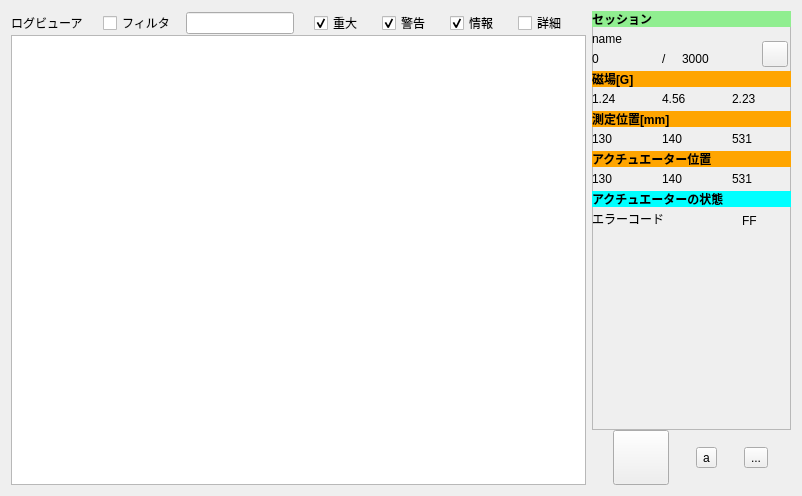
Qt form mainwindow.ui (fr0077/magmeasure) before a commit.
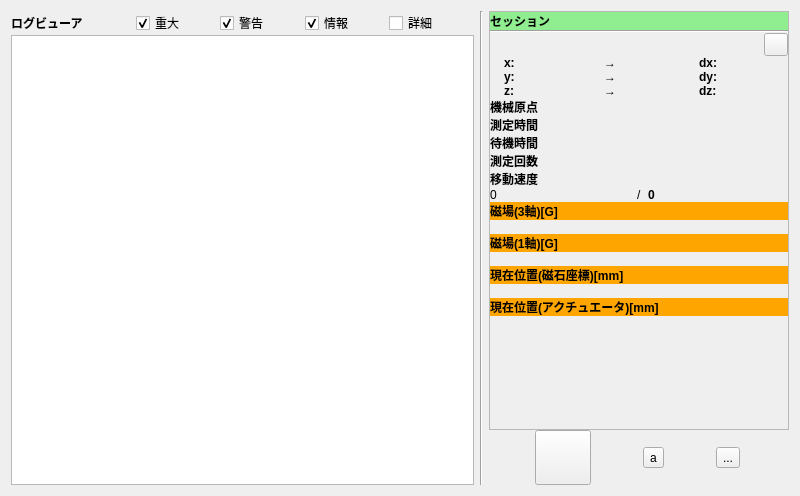
The same form after that commit. Icons and pictures are not drawn.

The edit to the form file:
```diff
--- a/mainwindow.ui
+++ b/mainwindow.ui
@@ -6,26 +6,26 @@
    <rect>
     <x>0</x>
     <y>0</y>
-    <width>802</width>
+    <width>800</width>
     <height>496</height>
    </rect>
   </property>
   <property name="sizePolicy">
-   <sizepolicy hsizetype="Fixed" vsizetype="Fixed">
+   <sizepolicy hsizetype="Minimum" vsizetype="Minimum">
     <horstretch>0</horstretch>
     <verstretch>0</verstretch>
    </sizepolicy>
   </property>
   <property name="minimumSize">
    <size>
-    <width>800</width>
+    <width>0</width>
     <height>400</height>
    </size>
   </property>
   <property name="maximumSize">
    <size>
-    <width>802</width>
-    <height>496</height>
+    <width>2000</width>
+    <height>500</height>
    </size>
   </property>
   <property name="windowTitle">
@@ -60,6 +60,12 @@
             <height>16</height>
            </size>
           </property>
+          <property name="font">
+           <font>
+            <weight>75</weight>
+            <bold>true</bold>
+           </font>
+          </property>
           <property name="text">
            <string>ログビューア</string>
           </property>
@@ -74,60 +80,11 @@
            <enum>Qt::Horizontal</enum>
           </property>
           <property name="sizeType">
-           <enum>QSizePolicy::Maximum</enum>
-          </property>
-          <property name="sizeHint" stdset="0">
-           <size>
-            <width>20</width>
-            <height>0</height>
-           </size>
-          </property>
-         </spacer>
-        </item>
-        <item>
-         <widget class="QCheckBox" name="checkBox">
-          <property name="text">
-           <string>フィルタ</string>
-          </property>
-         </widget>
-        </item>
-        <item>
-         <spacer name="horizontalSpacer_3">
-          <property name="orientation">
-           <enum>Qt::Horizontal</enum>
-          </property>
-          <property name="sizeType">
            <enum>QSizePolicy::Fixed</enum>
           </property>
           <property name="sizeHint" stdset="0">
            <size>
-            <width>10</width>
-            <height>20</height>
-           </size>
-          </property>
-         </spacer>
-        </item>
-        <item>
-         <widget class="QLineEdit" name="lineEdit">
-          <property name="sizePolicy">
-           <sizepolicy hsizetype="Fixed" vsizetype="Fixed">
-            <horstretch>0</horstretch>
-            <verstretch>0</verstretch>
-           </sizepolicy>
-          </property>
-         </widget>
-        </item>
-        <item>
-         <spacer name="horizontalSpacer_2">
-          <property name="orientation">
-           <enum>Qt::Horizontal</enum>
-          </property>
-          <property name="sizeType">
-           <enum>QSizePolicy::Fixed</enum>
-          </property>
-          <property name="sizeHint" stdset="0">
-           <size>
-            <width>20</width>
+            <width>40</width>
             <height>20</height>
            </size>
           </property>
@@ -213,9 +170,15 @@
       </item>
       <item>
        <widget class="QListView" name="list_log">
+        <property name="sizePolicy">
+         <sizepolicy hsizetype="Expanding" vsizetype="Expanding">
+          <horstretch>0</horstretch>
+          <verstretch>0</verstretch>
+         </sizepolicy>
+        </property>
         <property name="maximumSize">
          <size>
-          <width>16777215</width>
+          <width>600</width>
           <height>500</height>
          </size>
         </property>
@@ -223,6 +186,13 @@
       </item>
      </layout>
     </item>
+    <item>
+     <widget class="Line" name="line">
+      <property name="orientation">
+       <enum>Qt::Vertical</enum>
+      </property>
+     </widget>
+    </item>
     <item>
      <layout class="QVBoxLayout" name="verticalLayout_6">
       <property name="spacing">
@@ -231,20 +201,20 @@
       <item>
        <widget class="QFrame" name="frame_3">
         <property name="sizePolicy">
-         <sizepolicy hsizetype="Preferred" vsizetype="MinimumExpanding">
+         <sizepolicy hsizetype="Expanding" vsizetype="MinimumExpanding">
           <horstretch>0</horstretch>
           <verstretch>0</verstretch>
          </sizepolicy>
         </property>
         <property name="minimumSize">
          <size>
-          <width>199</width>
-          <height>0</height>
-         </size>
-        </property>
-        <property name="maximumSize">
-         <size>
           <width>200</width>
+          <height>0</height>
+         </size>
+        </property>
+        <property name="maximumSize">
+         <size>
+          <width>300</width>
           <height>100000</height>
          </size>
         </property>
@@ -254,334 +224,817 @@
         <property name="frameShadow">
          <enum>QFrame::Raised</enum>
         </property>
-        <widget class="QLabel" name="label_magfield">
-         <property name="geometry">
-          <rect>
-           <x>0</x>
-           <y>60</y>
-           <width>201</width>
-           <height>16</height>
-          </rect>
+        <layout class="QVBoxLayout" name="verticalLayout">
+         <property name="spacing">
+          <number>0</number>
          </property>
-         <property name="font">
-          <font>
-           <weight>75</weight>
-           <bold>true</bold>
-          </font>
+         <property name="leftMargin">
+          <number>0</number>
          </property>
-         <property name="autoFillBackground">
-          <bool>false</bool>
+         <property name="topMargin">
+          <number>0</number>
          </property>
-         <property name="styleSheet">
-          <string notr="true">background: orange</string>
+         <property name="rightMargin">
+          <number>0</number>
          </property>
-         <property name="text">
-          <string>磁場[G]</string>
+         <property name="bottomMargin">
+          <number>0</number>
          </property>
-        </widget>
-        <widget class="QLabel" name="mag_x">
-         <property name="geometry">
-          <rect>
-           <x>0</x>
-           <y>80</y>
-           <width>59</width>
-           <height>16</height>
-          </rect>
-         </property>
-         <property name="text">
-          <string>1.24</string>
-         </property>
-        </widget>
-        <widget class="QLabel" name="mag_y">
-         <property name="geometry">
-          <rect>
-           <x>70</x>
-           <y>80</y>
-           <width>59</width>
-           <height>16</height>
-          </rect>
-         </property>
-         <property name="text">
-          <string>4.56</string>
-         </property>
-        </widget>
-        <widget class="QLabel" name="mag_z">
-         <property name="geometry">
-          <rect>
-           <x>140</x>
-           <y>80</y>
-           <width>59</width>
-           <height>16</height>
-          </rect>
-         </property>
-         <property name="text">
-          <string>2.23</string>
-         </property>
-        </widget>
-        <widget class="QLabel" name="label_measure_pos">
-         <property name="geometry">
-          <rect>
-           <x>0</x>
-           <y>100</y>
-           <width>201</width>
-           <height>16</height>
-          </rect>
-         </property>
-         <property name="font">
-          <font>
-           <weight>75</weight>
-           <bold>true</bold>
-          </font>
-         </property>
-         <property name="styleSheet">
-          <string notr="true">background: orange</string>
-         </property>
-         <property name="text">
-          <string>測定位置[mm]</string>
-         </property>
-        </widget>
-        <widget class="QLabel" name="meas_x">
-         <property name="geometry">
-          <rect>
-           <x>0</x>
-           <y>120</y>
-           <width>59</width>
-           <height>16</height>
-          </rect>
-         </property>
-         <property name="text">
-          <string>130</string>
-         </property>
-        </widget>
-        <widget class="QLabel" name="meas_y">
-         <property name="geometry">
-          <rect>
-           <x>70</x>
-           <y>120</y>
-           <width>59</width>
-           <height>16</height>
-          </rect>
-         </property>
-         <property name="text">
-          <string>140</string>
-         </property>
-        </widget>
-        <widget class="QLabel" name="meas_z">
-         <property name="geometry">
-          <rect>
-           <x>140</x>
-           <y>120</y>
-           <width>59</width>
-           <height>16</height>
-          </rect>
-         </property>
-         <property name="text">
-          <string>531</string>
-         </property>
-        </widget>
-        <widget class="QLabel" name="commands_finished">
-         <property name="geometry">
-          <rect>
-           <x>0</x>
-           <y>40</y>
-           <width>59</width>
-           <height>16</height>
-          </rect>
-         </property>
-         <property name="text">
-          <string>0</string>
-         </property>
-        </widget>
-        <widget class="QLabel" name="label_command_slash">
-         <property name="geometry">
-          <rect>
-           <x>70</x>
-           <y>40</y>
-           <width>16</width>
-           <height>16</height>
-          </rect>
-         </property>
-         <property name="text">
-          <string>/</string>
-         </property>
-        </widget>
-        <widget class="QLabel" name="commands_total">
-         <property name="geometry">
-          <rect>
-           <x>90</x>
-           <y>40</y>
-           <width>59</width>
-           <height>16</height>
-          </rect>
-         </property>
-         <property name="text">
-          <string>3000</string>
-         </property>
-        </widget>
-        <widget class="QLabel" name="label_actstatus">
-         <property name="geometry">
-          <rect>
-           <x>0</x>
-           <y>180</y>
-           <width>201</width>
-           <height>16</height>
-          </rect>
-         </property>
-         <property name="font">
-          <font>
-           <weight>75</weight>
-           <bold>true</bold>
-          </font>
-         </property>
-         <property name="styleSheet">
-          <string notr="true">background: cyan</string>
-         </property>
-         <property name="text">
-          <string>アクチュエーターの状態</string>
-         </property>
-        </widget>
-        <widget class="QLabel" name="acterror">
-         <property name="geometry">
-          <rect>
-           <x>150</x>
-           <y>200</y>
-           <width>51</width>
-           <height>20</height>
-          </rect>
-         </property>
-         <property name="text">
-          <string>FF</string>
-         </property>
-        </widget>
-        <widget class="QLabel" name="label_actpos">
-         <property name="geometry">
-          <rect>
-           <x>0</x>
-           <y>140</y>
-           <width>201</width>
-           <height>16</height>
-          </rect>
-         </property>
-         <property name="font">
-          <font>
-           <weight>75</weight>
-           <bold>true</bold>
-          </font>
-         </property>
-         <property name="styleSheet">
-          <string notr="true">background: orange</string>
-         </property>
-         <property name="text">
-          <string>アクチュエーター位置</string>
-         </property>
-        </widget>
-        <widget class="QLabel" name="actpos_x">
-         <property name="geometry">
-          <rect>
-           <x>0</x>
-           <y>160</y>
-           <width>59</width>
-           <height>16</height>
-          </rect>
-         </property>
-         <property name="text">
-          <string>130</string>
-         </property>
-        </widget>
-        <widget class="QLabel" name="actpos_z">
-         <property name="geometry">
-          <rect>
-           <x>140</x>
-           <y>160</y>
-           <width>59</width>
-           <height>16</height>
-          </rect>
-         </property>
-         <property name="text">
-          <string>531</string>
-         </property>
-        </widget>
-        <widget class="QLabel" name="actpos_y">
-         <property name="geometry">
-          <rect>
-           <x>70</x>
-           <y>160</y>
-           <width>59</width>
-           <height>16</height>
-          </rect>
-         </property>
-         <property name="text">
-          <string>140</string>
-         </property>
-        </widget>
-        <widget class="QLabel" name="label_acterror">
-         <property name="geometry">
-          <rect>
-           <x>0</x>
-           <y>200</y>
-           <width>111</width>
-           <height>16</height>
-          </rect>
-         </property>
-         <property name="text">
-          <string>エラーコード</string>
-         </property>
-        </widget>
-        <widget class="QLabel" name="label">
-         <property name="geometry">
-          <rect>
-           <x>0</x>
-           <y>0</y>
-           <width>201</width>
-           <height>16</height>
-          </rect>
-         </property>
-         <property name="font">
-          <font>
-           <weight>75</weight>
-           <bold>true</bold>
-          </font>
-         </property>
-         <property name="styleSheet">
-          <string notr="true">background: lightgreen</string>
-         </property>
-         <property name="text">
-          <string>セッション</string>
-         </property>
-        </widget>
-        <widget class="QLabel" name="session_name">
-         <property name="geometry">
-          <rect>
-           <x>0</x>
-           <y>20</y>
-           <width>201</width>
-           <height>16</height>
-          </rect>
-         </property>
-         <property name="text">
-          <string>name</string>
-         </property>
-        </widget>
-        <widget class="QToolButton" name="button_session_create">
-         <property name="geometry">
-          <rect>
-           <x>170</x>
-           <y>30</y>
-           <width>26</width>
-           <height>26</height>
-          </rect>
-         </property>
-         <property name="toolTip">
-          <string>セッションを新規作成</string>
-         </property>
-         <property name="text">
-          <string/>
-         </property>
-         <property name="icon">
-          <iconset resource="magmeasure-resources.qrc">
-           <normaloff>:/icons/plus.png</normaloff>:/icons/plus.png</iconset>
-         </property>
-        </widget>
+         <item>
+          <widget class="QLabel" name="label">
+           <property name="sizePolicy">
+            <sizepolicy hsizetype="Expanding" vsizetype="Preferred">
+             <horstretch>0</horstretch>
+             <verstretch>0</verstretch>
+            </sizepolicy>
+           </property>
+           <property name="minimumSize">
+            <size>
+             <width>0</width>
+             <height>0</height>
+            </size>
+           </property>
+           <property name="font">
+            <font>
+             <weight>75</weight>
+             <bold>true</bold>
+            </font>
+           </property>
+           <property name="styleSheet">
+            <string notr="true">background: lightgreen</string>
+           </property>
+           <property name="text">
+            <string>セッション</string>
+           </property>
+          </widget>
+         </item>
+         <item>
+          <widget class="Line" name="line_2">
+           <property name="orientation">
+            <enum>Qt::Horizontal</enum>
+           </property>
+          </widget>
+         </item>
+         <item>
+          <layout class="QHBoxLayout" name="horizontalLayout_2">
+           <item>
+            <widget class="QLabel" name="session_name">
+             <property name="sizePolicy">
+              <sizepolicy hsizetype="Expanding" vsizetype="Preferred">
+               <horstretch>0</horstretch>
+               <verstretch>0</verstretch>
+              </sizepolicy>
+             </property>
+             <property name="maximumSize">
+              <size>
+               <width>1600</width>
+               <height>16777215</height>
+              </size>
+             </property>
+             <property name="font">
+              <font>
+               <weight>75</weight>
+               <bold>true</bold>
+              </font>
+             </property>
+             <property name="text">
+              <string/>
+             </property>
+            </widget>
+           </item>
+           <item>
+            <widget class="QLabel" name="session_status">
+             <property name="minimumSize">
+              <size>
+               <width>45</width>
+               <height>0</height>
+              </size>
+             </property>
+             <property name="maximumSize">
+              <size>
+               <width>45</width>
+               <height>16777215</height>
+              </size>
+             </property>
+             <property name="font">
+              <font>
+               <weight>75</weight>
+               <bold>true</bold>
+              </font>
+             </property>
+             <property name="text">
+              <string/>
+             </property>
+             <property name="alignment">
+              <set>Qt::AlignCenter</set>
+             </property>
+            </widget>
+           </item>
+           <item>
+            <widget class="QToolButton" name="button_session_create">
+             <property name="toolTip">
+              <string>セッションを新規作成</string>
+             </property>
+             <property name="text">
+              <string/>
+             </property>
+             <property name="icon">
+              <iconset resource="magmeasure-resources.qrc">
+               <normaloff>:/icons/plus.png</normaloff>:/icons/plus.png</iconset>
+             </property>
+            </widget>
+           </item>
+          </layout>
+         </item>
+         <item>
+          <layout class="QHBoxLayout" name="horizontalLayout_10">
+           <item>
+            <widget class="QLabel" name="label_2">
+             <property name="maximumSize">
+              <size>
+               <width>20</width>
+               <height>16777215</height>
+              </size>
+             </property>
+             <property name="font">
+              <font>
+               <weight>75</weight>
+               <bold>true</bold>
+              </font>
+             </property>
+             <property name="text">
+              <string>x:</string>
+             </property>
+            </widget>
+           </item>
+           <item>
+            <widget class="QLabel" name="xmin">
+             <property name="minimumSize">
+              <size>
+               <width>40</width>
+               <height>0</height>
+              </size>
+             </property>
+             <property name="maximumSize">
+              <size>
+               <width>40</width>
+               <height>16777215</height>
+              </size>
+             </property>
+             <property name="text">
+              <string/>
+             </property>
+            </widget>
+           </item>
+           <item>
+            <widget class="QLabel" name="label_4">
+             <property name="maximumSize">
+              <size>
+               <width>15</width>
+               <height>16777215</height>
+              </size>
+             </property>
+             <property name="text">
+              <string>→</string>
+             </property>
+            </widget>
+           </item>
+           <item>
+            <widget class="QLabel" name="xmax">
+             <property name="minimumSize">
+              <size>
+               <width>40</width>
+               <height>0</height>
+              </size>
+             </property>
+             <property name="maximumSize">
+              <size>
+               <width>40</width>
+               <height>16777215</height>
+              </size>
+             </property>
+             <property name="text">
+              <string/>
+             </property>
+            </widget>
+           </item>
+           <item>
+            <widget class="QLabel" name="label_14">
+             <property name="maximumSize">
+              <size>
+               <width>25</width>
+               <height>16777215</height>
+              </size>
+             </property>
+             <property name="font">
+              <font>
+               <weight>75</weight>
+               <bold>true</bold>
+              </font>
+             </property>
+             <property name="text">
+              <string>dx:</string>
+             </property>
+            </widget>
+           </item>
+           <item>
+            <widget class="QLabel" name="dx">
+             <property name="minimumSize">
+              <size>
+               <width>25</width>
+               <height>0</height>
+              </size>
+             </property>
+             <property name="maximumSize">
+              <size>
+               <width>25</width>
+               <height>16777215</height>
+              </size>
+             </property>
+             <property name="text">
+              <string/>
+             </property>
+            </widget>
+           </item>
+          </layout>
+         </item>
+         <item>
+          <layout class="QHBoxLayout" name="horizontalLayout_11">
+           <item>
+            <widget class="QLabel" name="label_6">
+             <property name="maximumSize">
+              <size>
+               <width>20</width>
+               <height>16777215</height>
+              </size>
+             </property>
+             <property name="font">
+              <font>
+               <weight>75</weight>
+               <bold>true</bold>
+              </font>
+             </property>
+             <property name="text">
+              <string>y:</string>
+             </property>
+            </widget>
+           </item>
+           <item>
+            <widget class="QLabel" name="ymin">
+             <property name="minimumSize">
+              <size>
+               <width>40</width>
+               <height>0</height>
+              </size>
+             </property>
+             <property name="maximumSize">
+              <size>
+               <width>40</width>
+               <height>16777215</height>
+              </size>
+             </property>
+             <property name="text">
+              <string/>
+             </property>
+            </widget>
+           </item>
+           <item>
+            <widget class="QLabel" name="label_8">
+             <property name="maximumSize">
+              <size>
+               <width>15</width>
+               <height>16777215</height>
+              </size>
+             </property>
+             <property name="text">
+              <string>→</string>
+             </property>
+            </widget>
+           </item>
+           <item>
+            <widget class="QLabel" name="ymax">
+             <property name="minimumSize">
+              <size>
+               <width>40</width>
+               <height>0</height>
+              </size>
+             </property>
+             <property name="maximumSize">
+              <size>
+               <width>40</width>
+               <height>16777215</height>
+              </size>
+             </property>
+             <property name="text">
+              <string/>
+             </property>
+            </widget>
+           </item>
+           <item>
+            <widget class="QLabel" name="label_15">
+             <property name="maximumSize">
+              <size>
+               <width>25</width>
+               <height>16777215</height>
+              </size>
+             </property>
+             <property name="font">
+              <font>
+               <weight>75</weight>
+               <bold>true</bold>
+              </font>
+             </property>
+             <property name="text">
+              <string>dy:</string>
+             </property>
+            </widget>
+           </item>
+           <item>
+            <widget class="QLabel" name="dy">
+             <property name="minimumSize">
+              <size>
+               <width>25</width>
+               <height>0</height>
+              </size>
+             </property>
+             <property name="maximumSize">
+              <size>
+               <width>25</width>
+               <height>16777215</height>
+              </size>
+             </property>
+             <property name="text">
+              <string/>
+             </property>
+            </widget>
+           </item>
+          </layout>
+         </item>
+         <item>
+          <layout class="QHBoxLayout" name="horizontalLayout_12">
+           <item>
+            <widget class="QLabel" name="label_10">
+             <property name="maximumSize">
+              <size>
+               <width>20</width>
+               <height>16777215</height>
+              </size>
+             </property>
+             <property name="font">
+              <font>
+               <weight>75</weight>
+               <bold>true</bold>
+              </font>
+             </property>
+             <property name="text">
+              <string>z:</string>
+             </property>
+            </widget>
+           </item>
+           <item>
+            <widget class="QLabel" name="zmin">
+             <property name="minimumSize">
+              <size>
+               <width>40</width>
+               <height>0</height>
+              </size>
+             </property>
+             <property name="maximumSize">
+              <size>
+               <width>40</width>
+               <height>16777215</height>
+              </size>
+             </property>
+             <property name="text">
+              <string/>
+             </property>
+            </widget>
+           </item>
+           <item>
+            <widget class="QLabel" name="label_12">
+             <property name="maximumSize">
+              <size>
+               <width>15</width>
+               <height>16777215</height>
+              </size>
+             </property>
+             <property name="text">
+              <string>→</string>
+             </property>
+            </widget>
+           </item>
+           <item>
+            <widget class="QLabel" name="zmax">
+             <property name="minimumSize">
+              <size>
+               <width>40</width>
+               <height>0</height>
+              </size>
+             </property>
+             <property name="maximumSize">
+              <size>
+               <width>40</width>
+               <height>16777215</height>
+              </size>
+             </property>
+             <property name="text">
+              <string/>
+             </property>
+            </widget>
+           </item>
+           <item>
+            <widget class="QLabel" name="label_16">
+             <property name="maximumSize">
+              <size>
+               <width>25</width>
+               <height>16777215</height>
+              </size>
+             </property>
+             <property name="font">
+              <font>
+               <weight>75</weight>
+               <bold>true</bold>
+              </font>
+             </property>
+             <property name="text">
+              <string>dz:</string>
+             </property>
+            </widget>
+           </item>
+           <item>
+            <widget class="QLabel" name="dz">
+             <property name="minimumSize">
+              <size>
+               <width>25</width>
+               <height>0</height>
+              </size>
+             </property>
+             <property name="maximumSize">
+              <size>
+               <width>25</width>
+               <height>16777215</height>
+              </size>
+             </property>
+             <property name="text">
+              <string/>
+             </property>
+            </widget>
+           </item>
+          </layout>
+         </item>
+         <item>
+          <layout class="QHBoxLayout" name="horizontalLayout_13">
+           <item>
+            <widget class="QLabel" name="label_20">
+             <property name="maximumSize">
+              <size>
+               <width>60</width>
+               <height>16777215</height>
+              </size>
+             </property>
+             <property name="font">
+              <font>
+               <weight>75</weight>
+               <bold>true</bold>
+              </font>
+             </property>
+             <property name="text">
+              <string>機械原点</string>
+             </property>
+            </widget>
+           </item>
+           <item>
+            <widget class="QLabel" name="act_origin">
+             <property name="text">
+              <string/>
+             </property>
+            </widget>
+           </item>
+          </layout>
+         </item>
+         <item>
+          <layout class="QHBoxLayout" name="horizontalLayout_14">
+           <item>
+            <widget class="QLabel" name="label_22">
+             <property name="maximumSize">
+              <size>
+               <width>60</width>
+               <height>16777215</height>
+              </size>
+             </property>
+             <property name="font">
+              <font>
+               <weight>75</weight>
+               <bold>true</bold>
+              </font>
+             </property>
+             <property name="text">
+              <string>測定時間</string>
+             </property>
+            </widget>
+           </item>
+           <item>
+            <widget class="QLabel" name="measure_time">
+             <property name="text">
+              <string/>
+             </property>
+            </widget>
+           </item>
+          </layout>
+         </item>
+         <item>
+          <layout class="QHBoxLayout" name="horizontalLayout_15">
+           <item>
+            <widget class="QLabel" name="label_24">
+             <property name="maximumSize">
+              <size>
+               <width>60</width>
+               <height>16777215</height>
+              </size>
+             </property>
+             <property name="font">
+              <font>
+               <weight>75</weight>
+               <bold>true</bold>
+              </font>
+             </property>
+             <property name="text">
+              <string>待機時間</string>
+             </property>
+            </widget>
+           </item>
+           <item>
+            <widget class="QLabel" name="wait_time">
+             <property name="text">
+              <string/>
+             </property>
+            </widget>
+           </item>
+          </layout>
+         </item>
+         <item>
+          <layout class="QHBoxLayout" name="horizontalLayout_16">
+           <item>
+            <widget class="QLabel" name="label_26">
+             <property name="maximumSize">
+              <size>
+               <width>60</width>
+               <height>16777215</height>
+              </size>
+             </property>
+             <property name="font">
+              <font>
+               <weight>75</weight>
+               <bold>true</bold>
+              </font>
+             </property>
+             <property name="text">
+              <string>測定回数</string>
+             </property>
+            </widget>
+           </item>
+           <item>
+            <widget class="QLabel" name="number_of_measuring">
+             <property name="text">
+              <string/>
+             </property>
+            </widget>
+           </item>
+          </layout>
+         </item>
+         <item>
+          <layout class="QHBoxLayout" name="horizontalLayout_17">
+           <item>
+            <widget class="QLabel" name="label_28">
+             <property name="maximumSize">
+              <size>
+               <width>60</width>
+               <height>16777215</height>
+              </size>
+             </property>
+             <property name="font">
+              <font>
+               <weight>75</weight>
+               <bold>true</bold>
+              </font>
+             </property>
+             <property name="text">
+              <string>移動速度</string>
+             </property>
+            </widget>
+           </item>
+           <item>
+            <widget class="QLabel" name="speed">
+             <property name="text">
+              <string/>
+             </property>
+            </widget>
+           </item>
+          </layout>
+         </item>
+         <item>
+          <layout class="QHBoxLayout" name="horizontalLayout_4">
+           <item>
+            <widget class="QLabel" name="cmd_finished">
+             <property name="text">
+              <string>0</string>
+             </property>
+            </widget>
+           </item>
+           <item>
+            <widget class="QLabel" name="label_command_slash">
+             <property name="sizePolicy">
+              <sizepolicy hsizetype="Fixed" vsizetype="Preferred">
+               <horstretch>0</horstretch>
+               <verstretch>0</verstretch>
+              </sizepolicy>
+             </property>
+             <property name="text">
+              <string>/</string>
+             </property>
+            </widget>
+           </item>
+           <item>
+            <widget class="QLabel" name="cmd_total">
+             <property name="font">
+              <font>
+               <weight>75</weight>
+               <bold>true</bold>
+              </font>
+             </property>
+             <property name="text">
+              <string>0</string>
+             </property>
+            </widget>
+           </item>
+          </layout>
+         </item>
+         <item>
+          <widget class="QLabel" name="label_magfield">
+           <property name="font">
+            <font>
+             <weight>75</weight>
+             <bold>true</bold>
+            </font>
+           </property>
+           <property name="autoFillBackground">
+            <bool>false</bool>
+           </property>
+           <property name="styleSheet">
+            <string notr="true">background: orange</string>
+           </property>
+           <property name="text">
+            <string>磁場(3軸)[G]</string>
+           </property>
+          </widget>
+         </item>
+         <item>
+          <layout class="QHBoxLayout" name="horizontalLayout_5">
+           <item>
+            <widget class="QLabel" name="mag_x">
+             <property name="text">
+              <string/>
+             </property>
+            </widget>
+           </item>
+           <item>
+            <widget class="QLabel" name="mag_y">
+             <property name="text">
+              <string/>
+             </property>
+            </widget>
+           </item>
+           <item>
+            <widget class="QLabel" name="mag_z">
+             <property name="text">
+              <string/>
+             </property>
+            </widget>
+           </item>
+          </layout>
+         </item>
+         <item>
+          <widget class="QLabel" name="label_3">
+           <property name="font">
+            <font>
+             <weight>75</weight>
+             <bold>true</bold>
+            </font>
+           </property>
+           <property name="styleSheet">
+            <string notr="true">background: orange</string>
+           </property>
+           <property name="text">
+            <string>磁場(1軸)[G]</string>
+           </property>
+          </widget>
+         </item>
+         <item>
+          <widget class="QLabel" name="mag_1">
+           <property name="text">
+            <string/>
+           </property>
+          </widget>
+         </item>
+         <item>
+          <widget class="QLabel" name="label_measure_pos">
+           <property name="font">
+            <font>
+             <weight>75</weight>
+             <bold>true</bold>
+            </font>
+           </property>
+           <property name="styleSheet">
+            <string notr="true">background: orange</string>
+           </property>
+           <property name="text">
+            <string>現在位置(磁石座標)[mm]</string>
+           </property>
+          </widget>
+         </item>
+         <item>
+          <layout class="QHBoxLayout" name="horizontalLayout_6">
+           <item>
+            <widget class="QLabel" name="meas_x">
+             <property name="text">
+              <string/>
+             </property>
+            </widget>
+           </item>
+           <item>
+            <widget class="QLabel" name="meas_y">
+             <property name="text">
+              <string/>
+             </property>
+            </widget>
+           </item>
+           <item>
+            <widget class="QLabel" name="meas_z">
+             <property name="text">
+              <string/>
+             </property>
+            </widget>
+           </item>
+          </layout>
+         </item>
+         <item>
+          <widget class="QLabel" name="label_actpos">
+           <property name="font">
+            <font>
+             <weight>75</weight>
+             <bold>true</bold>
+            </font>
+           </property>
+           <property name="styleSheet">
+            <string notr="true">background: orange</string>
+           </property>
+           <property name="text">
+            <string>現在位置(アクチュエータ)[mm]</string>
+           </property>
+          </widget>
+         </item>
+         <item>
+          <layout class="QHBoxLayout" name="horizontalLayout_8">
+           <item>
+            <widget class="QLabel" name="actpos_x">
+             <property name="text">
+              <string/>
+             </property>
+            </widget>
+           </item>
+           <item>
+            <widget class="QLabel" name="actpos_y">
+             <property name="text">
+              <string/>
+             </property>
+            </widget>
+           </item>
+           <item>
+            <widget class="QLabel" name="actpos_z">
+             <property name="text">
+              <string/>
+             </property>
+            </widget>
+           </item>
+          </layout>
+         </item>
+         <item>
+          <layout class="QHBoxLayout" name="horizontalLayout_9"/>
+         </item>
+         <item>
+          <spacer name="verticalSpacer">
+           <property name="orientation">
+            <enum>Qt::Vertical</enum>
+           </property>
+           <property name="sizeHint" stdset="0">
+            <size>
+             <width>20</width>
+             <height>40</height>
+            </size>
+           </property>
+          </spacer>
+         </item>
+        </layout>
        </widget>
       </item>
       <item>
```
